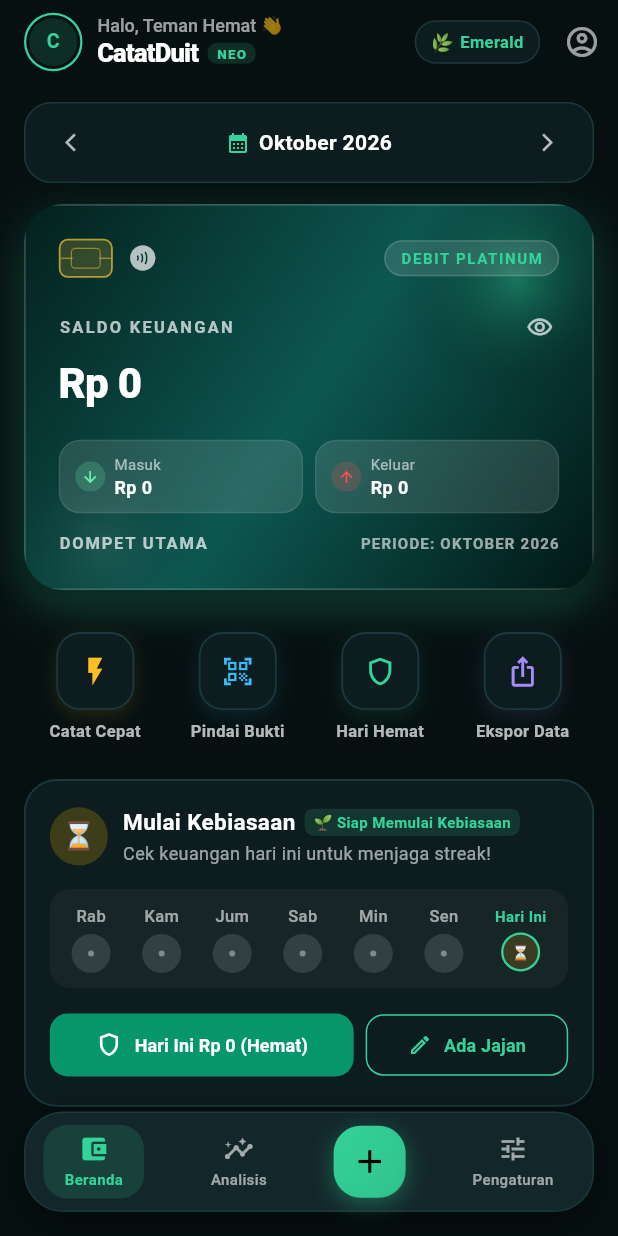
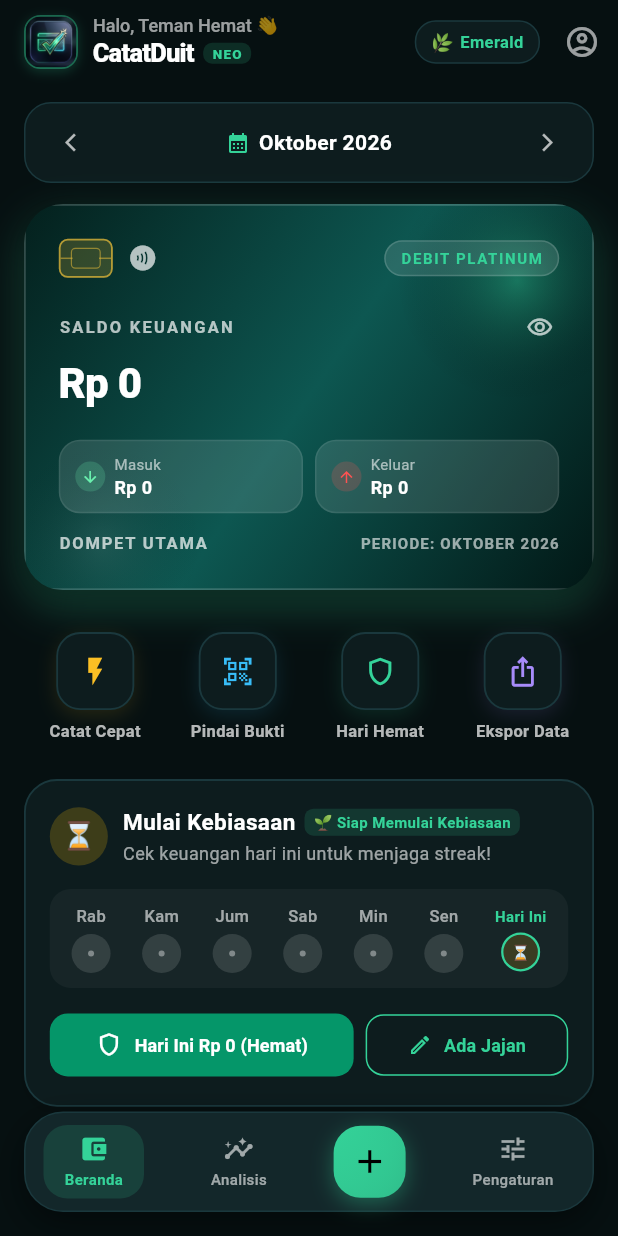
Before and after one commit to Jansky0/scan-keuangan, a Flutter app: the screen it shows after launch, on a phone screen of 412 x 824 dp. Run offline on Flutter 3.47's test engine with Material 3 defaults, Android fonts, the phone set to English and light mode, and no system bars; our stand-ins replace image_cropper, image_picker, shared_preferences; missing offline and left inert: google_mlkit_text_recognition, receive_sharing_intent; statements that could not run were skipped.

Commit message:
feat(branding): tambahkan Logo & App Launcher Icon resmi CatatDuit buatan AI (Banana/Gemini)

```diff
--- a/app/lib/main.dart
+++ b/app/lib/main.dart
@@ -2903,21 +2903,24 @@ class _HomeScreenState extends State<HomeScreen> {
         title: Row(
           children: [
             Container(
-              padding: const EdgeInsets.all(2),
+              width: 36,
+              height: 36,
               decoration: BoxDecoration(
-                shape: BoxShape.circle,
-                border: Border.all(color: accent, width: 1.5),
-              ),
-              child: CircleAvatar(
-                radius: 16,
-                backgroundColor: accent.withValues(alpha: 0.15),
-                child: Text(
-                  (_userName?.isNotEmpty == true ? _userName![0] : 'C').toUpperCase(),
-                  style: TextStyle(
-                    color: accent,
-                    fontWeight: FontWeight.bold,
-                    fontSize: 13,
-                  ),
+                borderRadius: BorderRadius.circular(11),
+                border: Border.all(color: accent.withValues(alpha: 0.4), width: 1.2),
+                boxShadow: [
+                  BoxShadow(
+                    color: accent.withValues(alpha: 0.2),
+                    blurRadius: 6,
+                    offset: const Offset(0, 2),
+                  ),
+                ],
+              ),
+              child: ClipRRect(
+                borderRadius: BorderRadius.circular(9.5),
+                child: Image.asset(
+                  'assets/images/logo.png',
+                  fit: BoxFit.cover,
                 ),
               ),
             ),
@@ -3951,11 +3954,40 @@ class _HomeScreenState extends State<HomeScreen> {
                 'CatatDuit bekerja 100% secara offline dan on-device. Data transaksi, screenshot m-banking, dan OCR Anda tidak pernah dikirim ke internet ataupun server pihak ketiga mana pun.',
                 style: TextStyle(fontSize: 12, color: Colors.white70, height: 1.4),
               ),
-              const SizedBox(height: 16),
-              const Center(
-                child: Text(
-                  'CatatDuit Neo v1.4.0 • On-Device Financial Intelligence',
-                  style: TextStyle(fontSize: 11, color: Colors.white38),
+              const SizedBox(height: 20),
+              Center(
+                child: Column(
+                  children: [
+                    Container(
+                      width: 58,
+                      height: 58,
+                      decoration: BoxDecoration(
+                        borderRadius: BorderRadius.circular(16),
+                        border: Border.all(color: accent.withValues(alpha: 0.5), width: 1.5),
+                        boxShadow: [
+                          BoxShadow(
+                            color: accent.withValues(alpha: 0.2),
+                            blurRadius: 12,
+                            offset: const Offset(0, 4),
+                          ),
+                        ],
+                      ),
+                      child: ClipRRect(
+                        borderRadius: BorderRadius.circular(14.5),
+                        child: Image.asset('assets/images/logo.png', fit: BoxFit.cover),
+                      ),
+                    ),
+                    const SizedBox(height: 10),
+                    const Text(
+                      'CatatDuit Neo v1.4.1',
+                      style: TextStyle(fontSize: 13, fontWeight: FontWeight.bold, color: Colors.white),
+                    ),
+                    const SizedBox(height: 2),
+                    const Text(
+                      'On-Device Financial Intelligence',
+                      style: TextStyle(fontSize: 11, color: Colors.white38),
+                    ),
+                  ],
                 ),
               ),
             ],
--- a/app/pubspec.yaml
+++ b/app/pubspec.yaml
@@ -66,9 +66,8 @@ flutter:
   uses-material-design: true
 
   # To add assets to your application, add an assets section, like this:
-  # assets:
-  #   - images/a_dot_burr.jpeg
-  #   - images/a_dot_ham.jpeg
+  assets:
+    - assets/images/
 
   # An image asset can refer to one or more resolution-specific "variants", see
   # https://flutter.dev/to/resolution-aware-images
```
Also changed, not shown: app/assets/images/logo.png (added), 5 other files.
